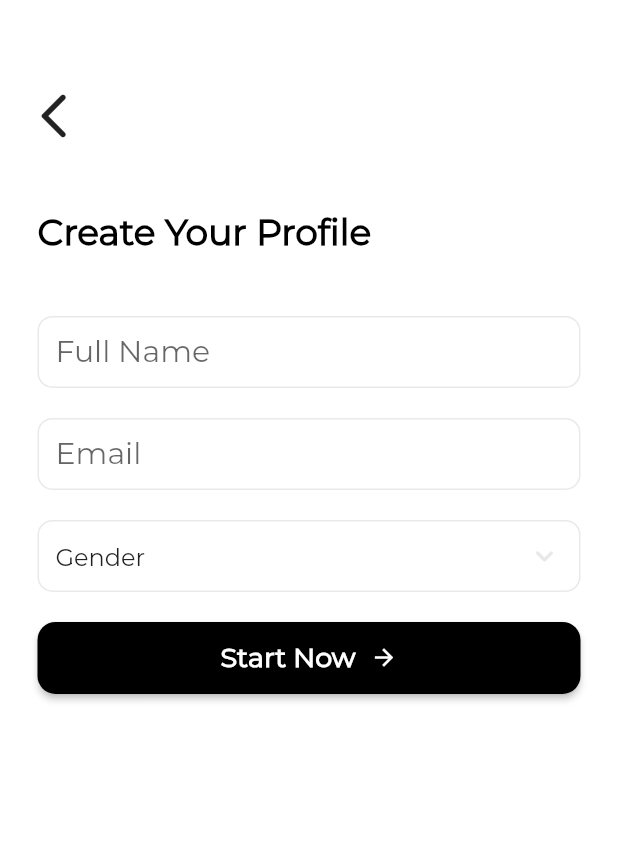
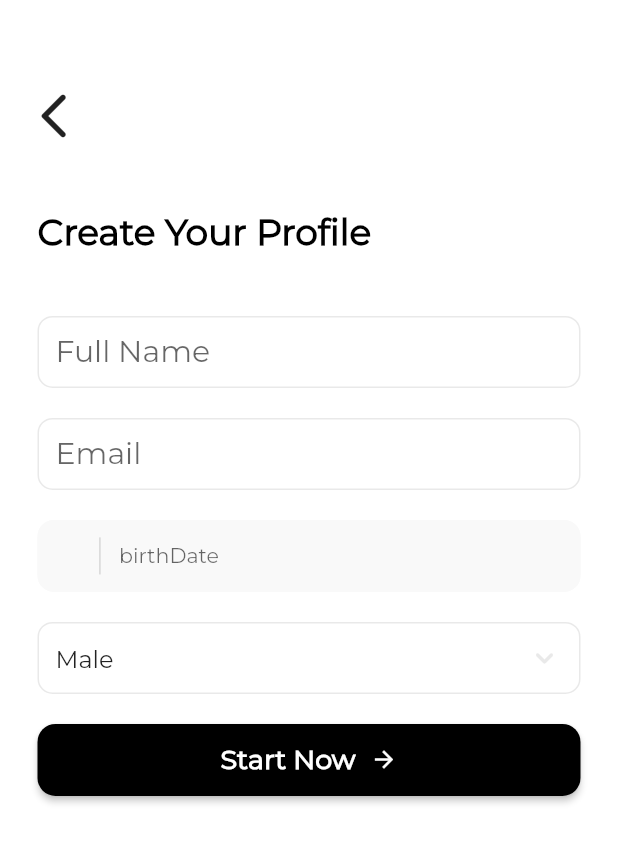
Before and after one commit to abdlkaderkhatir/Fidelity-app-company, a Flutter app: the CompleteInscriptionScreen screen opened directly, on a phone screen of 412 x 824 dp. Shown: the top 843 px of the screen. Run offline on Flutter 3.47's test engine with Material 2 defaults, Android fonts, the phone set to English and light mode, and no system bars; our stand-ins replace firebase_auth, firebase_core, get, get_storage, line_icons, pin_code_fields and 1 more; missing offline and left inert: qr_code_scanner; accounts and stored records are empty.

Commit message:
some fixing

```diff
--- /dev/null
+++ b/lib/controllers/signup_controller.dart
@@ -0,0 +1,54 @@
+import 'package:flutter/material.dart';
+import 'package:intl/intl.dart';
+import 'package:get/get.dart';
+
+class SignUpController extends GetxController {
+
+  late RxString birthDateController = "".obs;
+
+  late var tokenNotification;
+
+
+
+
+
+
+  // @override
+  // void onInit() async {
+  //   // getTokenNotification();
+  //   super.onInit();
+  // }
+
+
+  // getTokenNotification(){
+  //   fbm.getToken().then((token) {
+  //     tokenNotification = token;
+  //   });
+  // }
+
+
+
+  // String? validateDate(String? date){
+  //   if(validateName("") == null && validateLastName("") == null){
+  //     if(birthDateController.isEmpty){
+  //       return "birthdate_req".tr;
+  //     }
+  //   }
+  //   return null;
+  // }
+
+  void changeDate(DateTime dateTime) {
+    final DateTime date= dateTime;
+    DateFormat formatter = DateFormat('yyyy-MM-dd');
+    final String formatted = formatter.format(date);
+    birthDateController.value = formatted.toString();
+  }
+
+  var isUpdating = false.obs;
+
+  void switchBool() {
+    isUpdating.value = !isUpdating.value;
+  }
+
+
+}
--- a/lib/main.dart
+++ b/lib/main.dart
@@ -1,10 +1,14 @@
 import 'package:fidelity_app/routes/routes.dart';
+import 'package:firebase_core/firebase_core.dart';
 import 'package:flutter/material.dart';
 import 'package:flutter/services.dart';
 import 'package:get/get.dart';
 import 'package:sizer/sizer.dart';
 
-void main() {
+void main() async{
+  WidgetsFlutterBinding.ensureInitialized();
+  await Firebase.initializeApp();
+  // await GetStorage.init();
   runApp(const MyApp());
 }
 
--- /dev/null
+++ b/lib/model/registration.dart
@@ -0,0 +1,15 @@
+class RegistrationModel{
+ final String? name;
+ final String? birthDay;
+ final String? email;
+ final String? gender;
+ final String? idToken;
+
+
+  RegistrationModel({this.name, this.birthDay, this.email,this.gender,this.idToken});
+
+  @override
+  String toString() {
+    return 'RegistrationModel{name: $name, idToken: $idToken, birthDay: $birthDay, email: $email, gender: $gender}';
+  }
+}
--- a/lib/routes/routes.dart
+++ b/lib/routes/routes.dart
@@ -1,4 +1,4 @@
-import 'package:fidelity_app/views/confirmation_phone_screen.dart';
+import 'package:fidelity_app/views/home_screen.dart';
 import 'package:fidelity_app/views/login_phone_screen.dart';
 import 'package:fidelity_app/views/splash_screen.dart';
 import 'package:get/get.dart';
@@ -12,7 +12,7 @@ class AppRoutes{
   static final routes =[
     GetPage(name: Routes.splashScreen, page:()=>const SplashScreen()),
     GetPage(name: Routes.loginPhone, page:()=>const LoginPhoneScreen()),
-    GetPage(name: Routes.confirmePhone, page:()=>const ConfirmationPhoneScreen()),
+    GetPage(name: Routes.homeScreen, page:()=>const HomeScreen()),
   ];
 }
 
@@ -20,4 +20,5 @@ class Routes{
   static const splashScreen = '/splash';
   static const loginPhone = '/loginphone';
   static const confirmePhone = '/confirme';
+  static const homeScreen = '/home';
 }
--- /dev/null
+++ b/lib/services/general.dart
@@ -0,0 +1,8 @@
+class General<T>{
+  T? data ;
+  String? token ;
+  bool error = false;
+  bool haveNext = false;
+  String errorMessage ="";
+  General({this.data,this.error = false,this.token,this.haveNext = false, this.errorMessage =""});
+}
--- /dev/null
+++ b/lib/utils/server_data.dart
@@ -0,0 +1,7 @@
+String ip = "192.168.1.4";
+
+
+String urlSignup = "http://$ip:7456/api/client/register";
+String urlLogin = "http://$ip:7456/api/common/login";
+String urlVerifyCode= "http://$ip:7456/api/client/verifyCode";
+String urlProfile= "http://$ip:7456/api/client/profile";
--- a/lib/views/complete_inscription_screen.dart
+++ b/lib/views/complete_inscription_screen.dart
@@ -1,9 +1,12 @@
-import 'package:fidelity_app/routes/routes.dart';
+import 'package:fidelity_app/controllers/signup_controller.dart';
+import 'package:fidelity_app/model/registration.dart';
+import 'package:fidelity_app/services/authService.dart';
 import 'package:fidelity_app/utils/theme.dart';
 import 'package:fidelity_app/views/home_screen.dart';
-import 'package:fidelity_app/widgets/awesome_button.dart';
 import 'package:fidelity_app/widgets/awesome_button_widget.dart';
+import 'package:fidelity_app/widgets/component.inputDate.dart';
 import 'package:fidelity_app/widgets/text_form.dart';
+import 'package:firebase_auth/firebase_auth.dart';
 import 'package:flutter/material.dart';
 import 'package:get/get.dart';
 import 'package:sizer/sizer.dart';
@@ -21,20 +24,45 @@ class _CompleteInscriptionScreenState extends State<CompleteInscriptionScreen> {
 
   final TextEditingController nameController = TextEditingController();
   final TextEditingController emailController = TextEditingController();
-  String selectedGender ="Gender";
+
+  String selectedGender = "Male";
+
   List<String> genderList = [
-    "Gender",
+    'Male',
     'Female',
-    'Male',
   ];
+
+  final controller = Get.put(SignUpController());
+  FirebaseAuth auth = FirebaseAuth.instance;
+  String idTokenResult = "";
+
+  @override
+  void initState() {
+    // TODO: implement initState
+    getIdToken().then((value) => print(value));
+    super.initState();
+  }
+
+  // getIdToken() async {
+  //   User user = auth.currentUser!;
+  //   print("==================UID===================");
+  //   print(user.uid);
+  //   print("==================UID===================");
+  // }
+  Future<String> getIdToken() async {
+    User user = auth.currentUser!;
+    idTokenResult = await user.getIdToken();
+    return idTokenResult;
+  }
 
   @override
   Widget build(BuildContext context) {
     return SafeArea(
         child: Scaffold(
       backgroundColor: Colors.white,
-      body: Container(
-        height: double.infinity,
+      body: SingleChildScrollView(
+        child: Padding(
+          // height: double.infinity,
           padding: const EdgeInsets.all(10.0),
           child: Column(
             crossAxisAlignment: CrossAxisAlignment.start,
@@ -76,7 +104,24 @@ class _CompleteInscriptionScreenState extends State<CompleteInscriptionScreen> {
                                   validator: (value) {},
                                   text: "Email"),
                               const SizedBox(height: 20),
-
+                              Obx(
+                                () => InputDateComponent(
+                                  // leadingIcon: 'assets/icons/fi-rr-calendar.svg',
+                                  hintText:
+                                      controller.birthDateController.value == ""
+                                          ? 'birthDate'.tr
+                                          : controller.birthDateController.value,
+                                  controller: controller,
+                                  function: controller.changeDate,
+                                  validate: (value) {
+                                    if (controller.birthDateController.isEmpty) {
+                                      return "birthdate_req".tr;
+                                    }
+                                    return null;
+                                  },
+                                ),
+                              ),
+                              const SizedBox(height: 20),
                               SizedBox(
                                 height: 48,
                                 child: DropdownButtonFormField(
@@ -95,7 +140,11 @@ class _CompleteInscriptionScreenState extends State<CompleteInscriptionScreen> {
                                     });
                                   },
                                   decoration: const InputDecoration(
-                                  suffixIcon: Icon(Icons.keyboard_arrow_down_rounded,size: 24,color: fieldGrey,),
+                                    suffixIcon: Icon(
+                                      Icons.keyboard_arrow_down_rounded,
+                                      size: 24,
+                                      color: fieldGrey,
+                                    ),
                                     // labelText: 'Gender',
                                     isDense: true,
                                     filled: true,
@@ -120,10 +169,10 @@ class _CompleteInscriptionScreenState extends State<CompleteInscriptionScreen> {
                                 children: [
                                   Expanded(
                                       child: AwesomeButtonWidget(
-                                        widget: Row(
+                                          widget: const Row(
                                             mainAxisAlignment:
                                                 MainAxisAlignment.center,
-                                          children: const [
+                                            children: [
                                               Text(
                                                 "Start Now",
                                                 style: TextStyle(
@@ -142,18 +191,41 @@ class _CompleteInscriptionScreenState extends State<CompleteInscriptionScreen> {
                                             ],
                                           ),
                                           heigth: 48,
-                                        onPressed: () {
-                                          Get.to(()=>const HomeScreen());
+                                          onPressed: () async {
+                                            print("Hello ");
+                                            if (formKey.currentState!.validate()) {
+                                              // controller.switchBool();
+                                              var response =
+                                                  await AuthService.signUp(
+                                                      RegistrationModel(
+                                                name: nameController.text,
+                                                email: emailController.text,
+                                                idToken: idTokenResult,
+                                                gender: selectedGender,
+                                                birthDay: controller
+                                                    .birthDateController.value,
+                                              ));
+
+                                              if (response.error) {
+                                                // snackBarModel("echec".tr,response.errorMessage , true);
+                                                // controller.switchBool();
+                                              } else {
+                                                Get.to(() => const HomeScreen());
+                                                // controller.switchBool();
+                                              }
+                                            }
                                           }))
                                 ],
                               ),
-                          ])),
+                            ]),
+                            ),
                   ],
                 ),
               )
             ],
           ),
         ),
+      ),
     ));
   }
 }
--- a/lib/views/home_screen.dart
+++ b/lib/views/home_screen.dart
@@ -1,6 +1,5 @@
 import 'package:fidelity_app/utils/theme.dart';
 import 'package:fidelity_app/views/activate_screen.dart';
-import 'package:fidelity_app/widgets/awesome_button.dart';
 import 'package:fidelity_app/widgets/awesome_button_widget.dart';
 import 'package:flutter/material.dart';
 import 'package:get/get.dart';
--- /dev/null
+++ b/lib/widgets/component.inputDate.dart
@@ -0,0 +1,114 @@
+import 'package:fidelity_app/utils/theme.dart';
+import 'package:flutter/cupertino.dart';
+import 'package:flutter/material.dart';
+import 'package:get/get.dart';
+import 'package:sizer/sizer.dart';
+
+class InputDateComponent extends StatefulWidget {
+  String? leadingIcon;
+  String hintText;
+  var controller;
+  String? Function(String?) validate;
+  Function(DateTime) function;
+
+  InputDateComponent(
+      {Key? key,
+      this.leadingIcon,
+      required this.hintText,
+      required this.controller,
+      required this.function,required this.validate})
+      : super(key: key);
+
+  @override
+  State<InputDateComponent> createState() => _InputDateComponentState();
+}
+
+class _InputDateComponentState extends State<InputDateComponent> {
+  @override
+  Widget build(BuildContext context) {
+    return TextFormField(
+      validator: widget.validate,
+      onTap: () {
+        Get.bottomSheet(Container(
+            height: 40.h,
+            color: Colors.white,
+            child: Column(
+              children: [
+                Expanded(
+                  child: CupertinoDatePicker(
+                    maximumYear:
+                        DateTime.now().subtract(const Duration(days: 2190)).year,
+                    initialDateTime:
+                        DateTime.now().subtract(const Duration(days: 2190)),
+                    minimumYear:DateTime.now().subtract(const Duration(days: 29190)).year ,
+                    mode: CupertinoDatePickerMode.date,
+                    onDateTimeChanged: widget.function,
+                  ),
+                ),
+                Padding(
+                  padding: EdgeInsets.symmetric(vertical: 1.h),
+                  child: TextButton(
+                      onPressed: () {
+                        Get.back();
+                      },
+                      child: Text(
+                        "save".tr,
+                        style: TextStyle(
+                            fontWeight: FontWeight.w500,
+                            fontSize: 13.sp,
+                            color: mainColor),
+                      )),
+                )
+              ],
+            )));
+      },
+      readOnly: true,
+      cursorColor: secondaryColor,
+      style: TextStyle(fontSize: 10.sp, fontWeight: FontWeight.w500),
+      decoration: InputDecoration(
+        contentPadding: EdgeInsets.symmetric(vertical: 0.05.h, horizontal: 0.0),
+        prefixIcon: Row(mainAxisSize: MainAxisSize.min, children: [
+          SizedBox(
+            width: 5.w,
+          ),
+          // SvgPicture.asset(widget.leadingIcon),
+          SizedBox(
+            width: 5.w,
+          ),
+          Container(
+            height: 3.h,
+            width: 0.2.w,
+            color: const Color.fromRGBO(112, 112, 112, 1).withOpacity(0.3),
+          ),
+          SizedBox(
+            width: 3.w,
+          ),
+        ]),
+        prefixIconConstraints: BoxConstraints(maxHeight: 24.h, maxWidth: 70.w),
+        suffixIconConstraints: BoxConstraints(
+          maxHeight: 12.sp,
+          maxWidth: 50.w,
+        ),
+        filled: true,
+        fillColor: greyColor,
+        hintText: widget.hintText,
+        focusedBorder: OutlineInputBorder(
+          borderSide: const BorderSide(color: greyColor),
+          borderRadius: BorderRadius.circular(8.sp),
+        ),
+        errorBorder: OutlineInputBorder(
+          borderSide: const BorderSide(color: Colors.red),
+          borderRadius: BorderRadius.circular(8.sp),
+        ),
+        focusedErrorBorder: OutlineInputBorder(
+          borderSide: const BorderSide(color: Colors.red),
+          borderRadius: BorderRadius.circular(8.sp),
+        ),
+        enabledBorder: OutlineInputBorder(
+          borderSide:const BorderSide(color: greyColor),
+          borderRadius: BorderRadius.circular(8.sp),
+        ),
+      ),
+    );
+  }
+}
--- a/pubspec.yaml
+++ b/pubspec.yaml
@@ -41,6 +41,12 @@ dependencies:
   pin_code_fields: ^7.3.0
   line_icons: ^2.0.1
   qr_code_scanner: ^1.0.1
+  firebase_core: ^2.4.0
+  firebase_auth: ^4.2.1
+  fluttertoast: ^8.0.9
+  http: ^0.13.4
+  intl: ^0.18.0
+  get_storage:
 
 
 dev_dependencies:
```
Also changed, not shown: lib/controllers/auth_controller.dart (added, +101 -0 lines), lib/controllers/local_controller.dart (added, +61 -0 lines), lib/services/authService.dart (added, +78 -0 lines), lib/services/cardService.dart (added, +54 -0 lines), lib/views/confirmation_phone_screen.dart (+21 -11 lines), lib/views/login_phone_screen.dart (+57 -27 lines), lib/views/qr_code_scanner_screen.dart (+0 -7 lines), pubspec.lock, 5 other files. Lines whose indentation alone changed are shown as unchanged.
